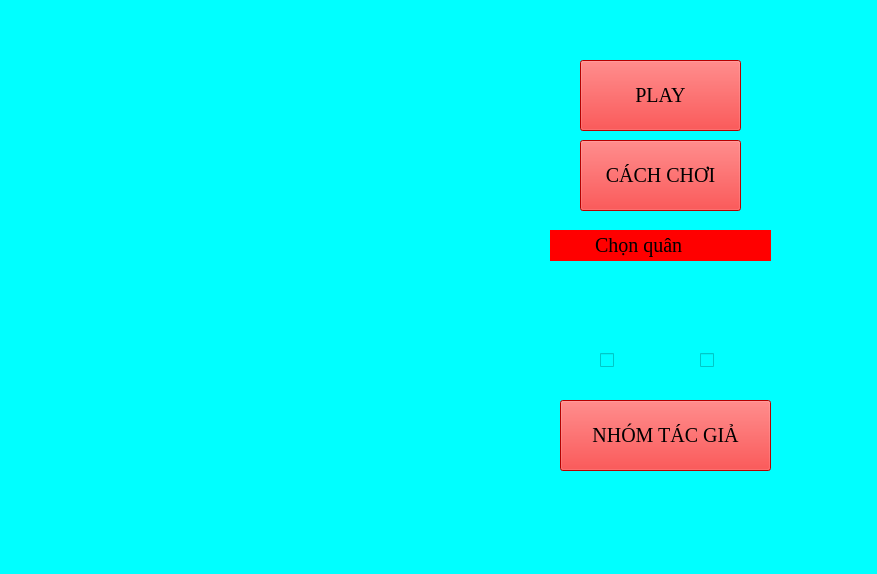
Old version of the form Cờ Caro/giaodien.ui in the repository Bao-Thanh/AICaro.
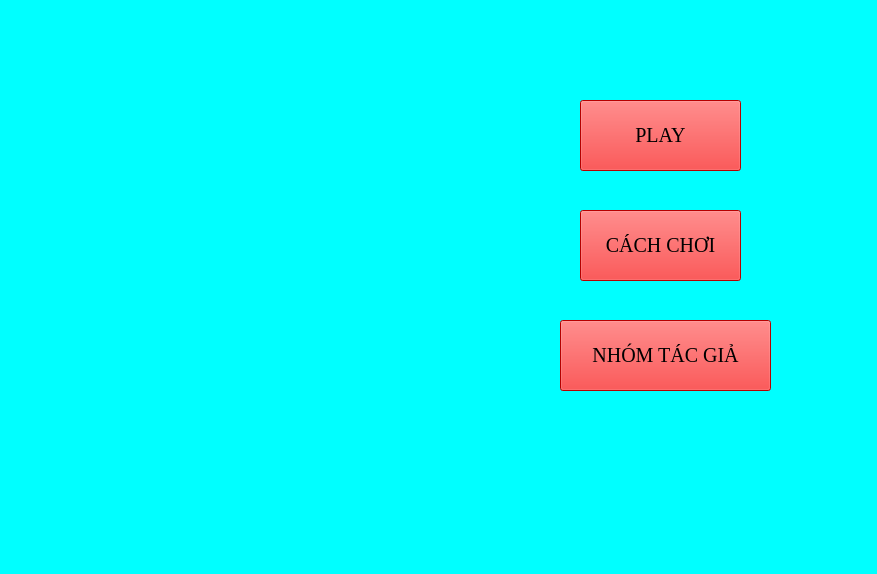
New version of the form. Icons and pictures are not drawn.

What changed in the file:
```diff
--- a/Cờ Caro/giaodien.ui
+++ b/Cờ Caro/giaodien.ui
@@ -50,7 +50,7 @@
     <property name="geometry">
      <rect>
       <x>580</x>
-      <y>60</y>
+      <y>100</y>
       <width>161</width>
       <height>71</height>
      </rect>
@@ -75,7 +75,7 @@
     <property name="geometry">
      <rect>
       <x>580</x>
-      <y>140</y>
+      <y>210</y>
       <width>161</width>
       <height>71</height>
      </rect>
@@ -100,7 +100,7 @@
     <property name="geometry">
      <rect>
       <x>560</x>
-      <y>400</y>
+      <y>320</y>
       <width>211</width>
       <height>71</height>
      </rect>
@@ -121,86 +121,6 @@
      <string>NHÓM TÁC GIẢ</string>
     </property>
    </widget>
-   <widget class="QLabel" name="label_3">
-    <property name="geometry">
-     <rect>
-      <x>570</x>
-      <y>270</y>
-      <width>71</width>
-      <height>61</height>
-     </rect>
-    </property>
-    <property name="styleSheet">
-     <string notr="true">border-image: url(:/quanco/img/white.png);</string>
-    </property>
-    <property name="text">
-     <string/>
-    </property>
-   </widget>
-   <widget class="QLabel" name="label_4">
-    <property name="geometry">
-     <rect>
-      <x>670</x>
-      <y>270</y>
-      <width>71</width>
-      <height>61</height>
-     </rect>
-    </property>
-    <property name="styleSheet">
-     <string notr="true">border-image: url(:/quanco/img/black.png);</string>
-    </property>
-    <property name="text">
-     <string/>
-    </property>
-   </widget>
-   <widget class="QLabel" name="label_5">
-    <property name="geometry">
-     <rect>
-      <x>550</x>
-      <y>230</y>
-      <width>221</width>
-      <height>31</height>
-     </rect>
-    </property>
-    <property name="font">
-     <font>
-      <family>Times New Roman</family>
-      <pointsize>15</pointsize>
-     </font>
-    </property>
-    <property name="styleSheet">
-     <string notr="true">background-color: rgb(255, 0, 0);</string>
-    </property>
-    <property name="text">
-     <string>         Chọn quân</string>
-    </property>
-   </widget>
-   <widget class="QCheckBox" name="checkBoxW">
-    <property name="geometry">
-     <rect>
-      <x>600</x>
-      <y>350</y>
-      <width>71</width>
-      <height>20</height>
-     </rect>
-    </property>
-    <property name="text">
-     <string/>
-    </property>
-   </widget>
-   <widget class="QCheckBox" name="checkBoxB">
-    <property name="geometry">
-     <rect>
-      <x>700</x>
-      <y>350</y>
-      <width>71</width>
-      <height>20</height>
-     </rect>
-    </property>
-    <property name="text">
-     <string/>
-    </property>
-   </widget>
   </widget>
   <widget class="QMenuBar" name="menubar">
    <property name="geometry">
```
